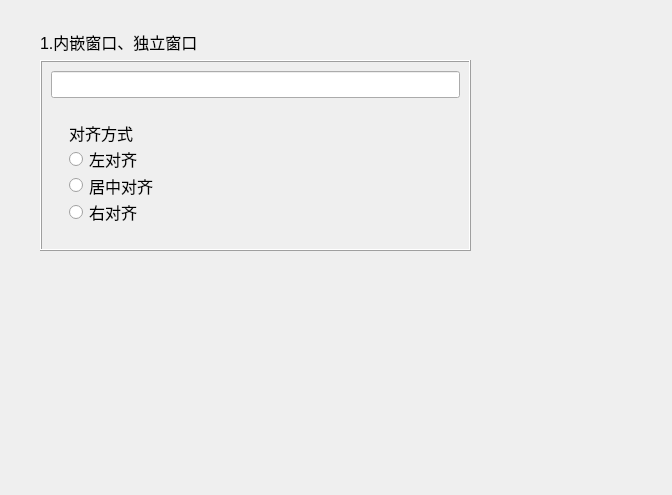
Qt form QWidgetDemo/widget.ui (Sephoration/YOLO-Detect-QT-GUI) before a commit.
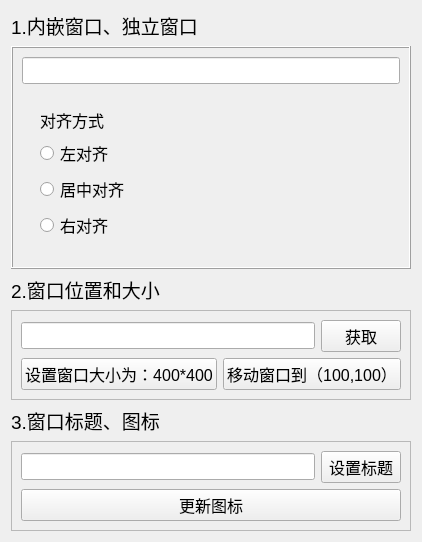
The same form after that commit.

What changed in the file:
```diff
--- a/QWidgetDemo/widget.ui
+++ b/QWidgetDemo/widget.ui
@@ -6,8 +6,8 @@
    <rect>
     <x>0</x>
     <y>0</y>
-    <width>672</width>
-    <height>495</height>
+    <width>398</width>
+    <height>397</height>
    </rect>
   </property>
   <property name="font">
@@ -18,25 +18,23 @@
   <property name="windowTitle">
    <string>Widget</string>
   </property>
-  <widget class="QWidget" name="">
-   <property name="geometry">
-    <rect>
-     <x>40</x>
-     <y>30</y>
-     <width>431</width>
-     <height>221</height>
-    </rect>
-   </property>
-   <layout class="QVBoxLayout" name="verticalLayout_3">
-    <item>
-     <widget class="QLabel" name="label">
+  <layout class="QVBoxLayout" name="verticalLayout_main">
+   <item>
+    <layout class="QVBoxLayout" name="verticalLayout_section1">
+     <item>
+      <widget class="QLabel" name="label_1">
+       <property name="font">
+        <font>
+         <pointsize>14</pointsize>
+        </font>
+       </property>
       <property name="text">
        <string>1.内嵌窗口、独立窗口</string>
       </property>
      </widget>
     </item>
     <item>
-     <widget class="QFrame" name="frame">
+      <widget class="QFrame" name="frame_1">
       <property name="frameShape">
        <enum>QFrame::Shape::Box</enum>
       </property>
@@ -54,7 +52,7 @@
            <widget class="QWidget" name="widgetailgnment" native="true">
             <layout class="QVBoxLayout" name="verticalLayout">
              <item>
-              <widget class="QLabel" name="label_2">
+               <widget class="QLabel" name="label_alignment">
                <property name="text">
                 <string>对齐方式</string>
                </property>
@@ -91,7 +89,117 @@
      </widget>
     </item>
    </layout>
-  </widget>
+   </item>
+   <item>
+    <layout class="QVBoxLayout" name="verticalLayout_section2">
+     <item>
+      <widget class="QLabel" name="label_2">
+       <property name="font">
+        <font>
+         <pointsize>14</pointsize>
+        </font>
+       </property>
+       <property name="text">
+        <string>2.窗口位置和大小</string>
+       </property>
+      </widget>
+     </item>
+     <item>
+      <widget class="QFrame" name="frame_2">
+       <property name="frameShape">
+        <enum>QFrame::Shape::StyledPanel</enum>
+       </property>
+       <property name="frameShadow">
+        <enum>QFrame::Shadow::Raised</enum>
+       </property>
+       <layout class="QVBoxLayout" name="verticalLayout_4">
+        <item>
+         <layout class="QHBoxLayout" name="horizontalLayout_get">
+          <item>
+           <widget class="QLineEdit" name="lineEdit_get"/>
+          </item>
+          <item>
+           <widget class="QPushButton" name="pushButton_get">
+            <property name="text">
+             <string>获取</string>
+            </property>
+           </widget>
+          </item>
+         </layout>
+        </item>
+        <item>
+         <layout class="QHBoxLayout" name="horizontalLayout_setting">
+          <item>
+           <widget class="QPushButton" name="pushButton_setSize">
+            <property name="text">
+             <string>设置窗口大小为：400*400</string>
+            </property>
+           </widget>
+          </item>
+          <item>
+           <widget class="QPushButton" name="pushButton_move">
+            <property name="text">
+             <string>移动窗口到（100,100）</string>
+            </property>
+           </widget>
+          </item>
+         </layout>
+        </item>
+       </layout>
+      </widget>
+     </item>
+    </layout>
+   </item>
+   <item>
+    <layout class="QVBoxLayout" name="verticalLayout_section3">
+     <item>
+      <widget class="QLabel" name="label_3">
+       <property name="font">
+        <font>
+         <pointsize>14</pointsize>
+        </font>
+       </property>
+       <property name="text">
+        <string>3.窗口标题、图标</string>
+       </property>
+      </widget>
+     </item>
+     <item>
+      <widget class="QFrame" name="frame_3">
+       <property name="frameShape">
+        <enum>QFrame::Shape::StyledPanel</enum>
+       </property>
+       <property name="frameShadow">
+        <enum>QFrame::Shadow::Raised</enum>
+       </property>
+       <layout class="QVBoxLayout" name="verticalLayout_5">
+        <item>
+         <layout class="QHBoxLayout" name="horizontalLayout_title">
+          <item>
+           <widget class="QLineEdit" name="lineEdit_title"/>
+          </item>
+          <item>
+           <widget class="QPushButton" name="pushButton_setTitle">
+            <property name="text">
+             <string>设置标题</string>
+            </property>
+           </widget>
+          </item>
+         </layout>
+        </item>
+        <item>
+         <widget class="QPushButton" name="pushButton_updateIcon">
+          <property name="text">
+           <string>更新图标</string>
+          </property>
+         </widget>
+        </item>
+       </layout>
+      </widget>
+     </item>
+    </layout>
+   </item>
+  </layout>
  </widget>
  <resources/>
  <connections/>
```
Left out of the diff: 10 changed lines with no effect on the pictures. Lines whose indentation alone changed are shown as unchanged.
